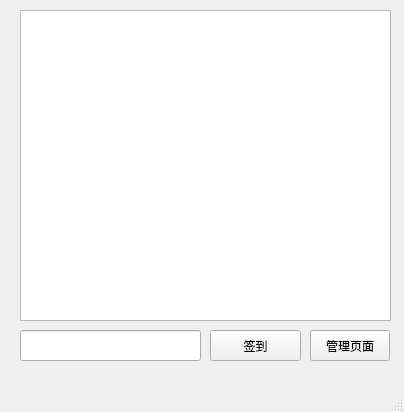
Before: the Qt Designer form mainwindow.ui in Hanatomizu/yet-another-sign-up, drawn with Qt 5.
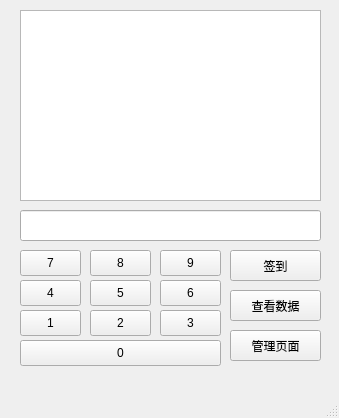
After: the same form once the commit is applied.

Diff of the .ui file:
```diff
--- a/mainwindow.ui
+++ b/mainwindow.ui
@@ -6,8 +6,8 @@
    <rect>
     <x>0</x>
     <y>0</y>
-    <width>404</width>
-    <height>412</height>
+    <width>339</width>
+    <height>418</height>
    </rect>
   </property>
   <property name="windowTitle">
@@ -17,8 +17,8 @@
    <widget class="QPushButton" name="Submit">
     <property name="geometry">
      <rect>
-      <x>210</x>
-      <y>330</y>
+      <x>230</x>
+      <y>250</y>
       <width>91</width>
       <height>31</height>
      </rect>
@@ -30,9 +30,9 @@
    <widget class="QPushButton" name="AdminPanelEntrance">
     <property name="geometry">
      <rect>
-      <x>310</x>
+      <x>230</x>
       <y>330</y>
-      <width>80</width>
+      <width>91</width>
       <height>31</height>
      </rect>
     </property>
@@ -45,8 +45,8 @@
      <rect>
       <x>20</x>
       <y>10</y>
-      <width>371</width>
-      <height>311</height>
+      <width>301</width>
+      <height>191</height>
      </rect>
     </property>
     <property name="readOnly">
@@ -57,12 +57,155 @@
     <property name="geometry">
      <rect>
       <x>20</x>
-      <y>330</y>
-      <width>181</width>
+      <y>210</y>
+      <width>301</width>
       <height>31</height>
      </rect>
     </property>
    </widget>
+   <widget class="QPushButton" name="pushButton_1">
+    <property name="geometry">
+     <rect>
+      <x>20</x>
+      <y>310</y>
+      <width>61</width>
+      <height>26</height>
+     </rect>
+    </property>
+    <property name="text">
+     <string>1</string>
+    </property>
+   </widget>
+   <widget class="QPushButton" name="pushButton_2">
+    <property name="geometry">
+     <rect>
+      <x>90</x>
+      <y>310</y>
+      <width>61</width>
+      <height>26</height>
+     </rect>
+    </property>
+    <property name="text">
+     <string>2</string>
+    </property>
+   </widget>
+   <widget class="QPushButton" name="pushButton_3">
+    <property name="geometry">
+     <rect>
+      <x>160</x>
+      <y>310</y>
+      <width>61</width>
+      <height>26</height>
+     </rect>
+    </property>
+    <property name="text">
+     <string>3</string>
+    </property>
+   </widget>
+   <widget class="QPushButton" name="pushButton_4">
+    <property name="geometry">
+     <rect>
+      <x>160</x>
+      <y>280</y>
+      <width>61</width>
+      <height>26</height>
+     </rect>
+    </property>
+    <property name="text">
+     <string>6</string>
+    </property>
+   </widget>
+   <widget class="QPushButton" name="pushButton_5">
+    <property name="geometry">
+     <rect>
+      <x>90</x>
+      <y>280</y>
+      <width>61</width>
+      <height>26</height>
+     </rect>
+    </property>
+    <property name="text">
+     <string>5</string>
+    </property>
+   </widget>
+   <widget class="QPushButton" name="pushButton_6">
+    <property name="geometry">
+     <rect>
+      <x>20</x>
+      <y>280</y>
+      <width>61</width>
+      <height>26</height>
+     </rect>
+    </property>
+    <property name="text">
+     <string>4</string>
+    </property>
+   </widget>
+   <widget class="QPushButton" name="pushButton_7">
+    <property name="geometry">
+     <rect>
+      <x>160</x>
+      <y>250</y>
+      <width>61</width>
+      <height>26</height>
+     </rect>
+    </property>
+    <property name="text">
+     <string>9</string>
+    </property>
+   </widget>
+   <widget class="QPushButton" name="pushButton_8">
+    <property name="geometry">
+     <rect>
+      <x>90</x>
+      <y>250</y>
+      <width>61</width>
+      <height>26</height>
+     </rect>
+    </property>
+    <property name="text">
+     <string>8</string>
+    </property>
+   </widget>
+   <widget class="QPushButton" name="pushButton_9">
+    <property name="geometry">
+     <rect>
+      <x>20</x>
+      <y>250</y>
+      <width>61</width>
+      <height>26</height>
+     </rect>
+    </property>
+    <property name="text">
+     <string>7</string>
+    </property>
+   </widget>
+   <widget class="QPushButton" name="pushButton_0">
+    <property name="geometry">
+     <rect>
+      <x>20</x>
+      <y>340</y>
+      <width>201</width>
+      <height>26</height>
+     </rect>
+    </property>
+    <property name="text">
+     <string>0</string>
+    </property>
+   </widget>
+   <widget class="QPushButton" name="CheckData">
+    <property name="geometry">
+     <rect>
+      <x>230</x>
+      <y>290</y>
+      <width>91</width>
+      <height>31</height>
+     </rect>
+    </property>
+    <property name="text">
+     <string>查看数据</string>
+    </property>
+   </widget>
   </widget>
   <widget class="QMenuBar" name="menubar">
    <property name="geometry">
```
Left out of the diff: 2 changed lines with no effect on the pictures.
